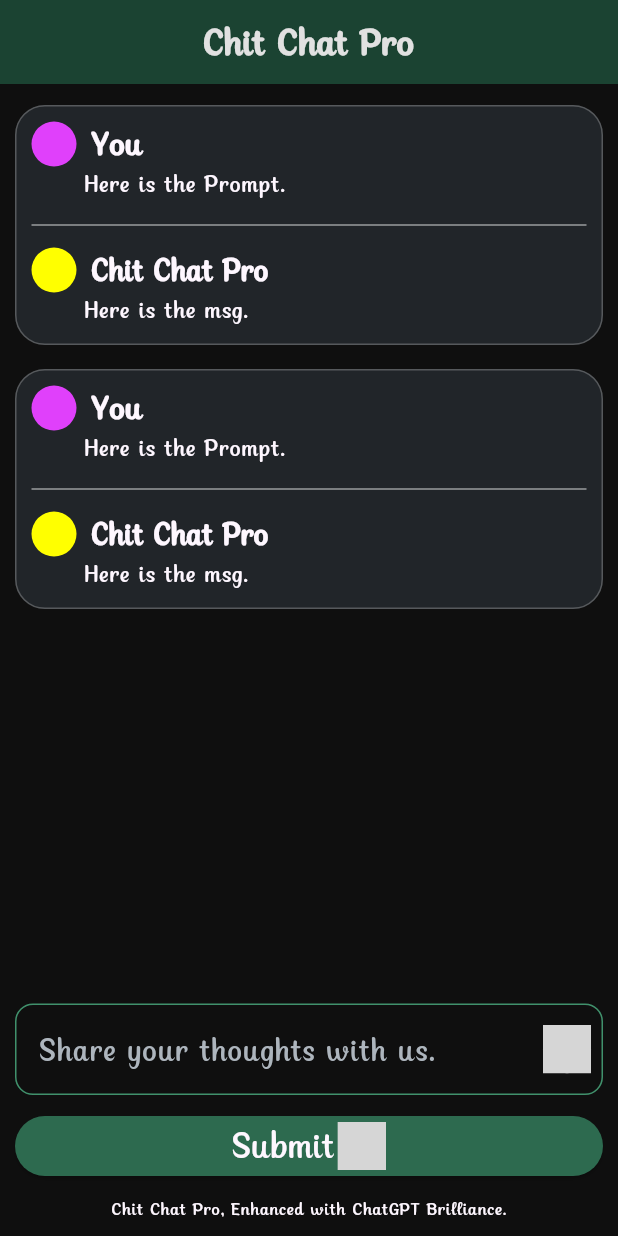
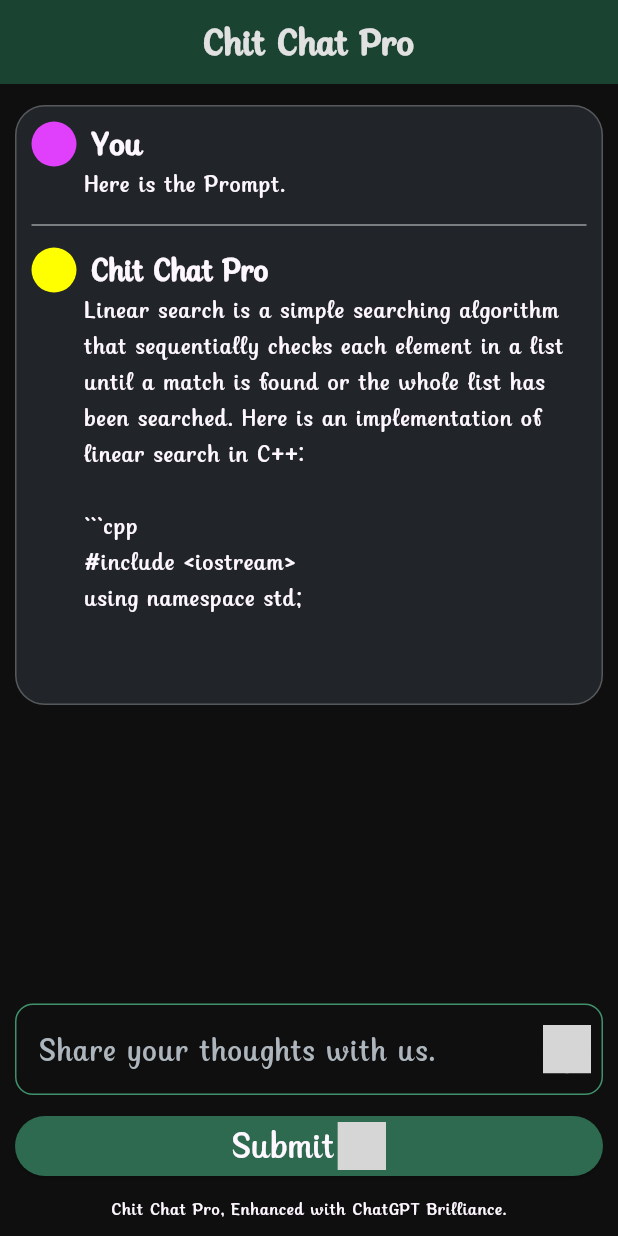
Before and after one commit to AkshatGupta-30/Chit-Chat-Pro--Flutter, a Flutter app: the screen it shows after launch, on a phone screen of 412 x 824 dp. Run offline on Flutter 3.47's test engine with Material 3 defaults, Android fonts, the phone set to English and light mode, and no system bars; our stand-ins replace flutter_dotenv, gap, get; missing offline and left inert: iconify_flutter_plus; grey boxes are pictures that could not be loaded.

Commit message:
Added api message response in content section

````diff
--- a/lib/src/controllers/chat_controller.dart
+++ b/lib/src/controllers/chat_controller.dart
@@ -1,7 +1,27 @@
+import 'package:chit_chat_pro/src/model/choice.dart';
 import 'package:flutter/material.dart';
 import 'package:get/get.dart';
 
 class ChatController extends GetxController {
   final isMainChat = true.obs;
   TextEditingController textController = TextEditingController();
+  final chat = <Choice>[].obs;
+
+  final jsonList = [
+    {
+      "index": 0,
+      "message": {
+        "role": "assistant",
+        "content": "Linear search is a simple searching algorithm that sequentially checks each element in a list until a match is found or the whole list has been searched. Here is an implementation of linear search in C++:\n\n```cpp\n#include <iostream>\nusing namespace std;\n\n"
+      },
+      "logprobs": null,
+      "finish_reason": "length"
+    },
+  ];
+
+  @override
+  void onInit() {
+    super.onInit();
+    chat.add(Choice.fromJson(jsonList.first));
+  }
 }
--- a/lib/src/pages/home_page.dart
+++ b/lib/src/pages/home_page.dart
@@ -19,7 +19,7 @@ class HomePage extends StatelessWidget {
             padding: EdgeInsets.only(top: 6),
             child: Column(
               children: [
-                PromptView(),
+                PromptView(controller),
                 Gap(20),
                 BottomView(controller)
               ],
--- a/lib/src/pages/main_view.dart
+++ b/lib/src/pages/main_view.dart
@@ -1,17 +1,21 @@
+import 'package:chit_chat_pro/src/controllers/chat_controller.dart';
+import 'package:chit_chat_pro/src/model/message.dart';
 import 'package:chit_chat_pro/utils/sections/prompt_content_section.dart';
 import 'package:flutter/material.dart';
 
 class PromptView extends StatelessWidget {
-  PromptView({super.key});
+  final ChatController controller;
+  PromptView(this.controller, {super.key});
 
   @override
   Widget build(BuildContext context) {
     return Flexible(
-      child: ListView( // TODO - Convert to builder
-        children: [
-          PromptContentSection(),
-          PromptContentSection(),
-        ],
+      child: ListView.builder(
+        itemCount: controller.chat.length,
+        itemBuilder: (context, index) {
+          Message message = controller.chat[index].message;
+          return PromptContentSection(message);
+        },
       ),
     );
   }
--- a/lib/utils/sections/content_section.dart
+++ b/lib/utils/sections/content_section.dart
@@ -1,8 +1,10 @@
+import 'package:chit_chat_pro/src/model/message.dart';
 import 'package:flutter/material.dart';
 import 'package:gap/gap.dart';
 
 class ContentSection extends StatelessWidget {
-  ContentSection({super.key});
+  final Message gptMessage;
+  ContentSection(this.gptMessage, {super.key});
 
   @override
   Widget build(BuildContext context) {
@@ -27,7 +29,7 @@ class ContentSection extends StatelessWidget {
           children: [
             SizedBox(width: 30,),
             Gap(5),
-            Expanded(child: Text('Here is the msg.', style: Theme.of(context).primaryTextTheme.bodyLarge,))
+            Expanded(child: Text(gptMessage.content, style: Theme.of(context).primaryTextTheme.bodyLarge,))
           ]
         )
       ],
--- a/lib/utils/sections/prompt_content_section.dart
+++ b/lib/utils/sections/prompt_content_section.dart
@@ -1,10 +1,12 @@
+import 'package:chit_chat_pro/src/model/message.dart';
 import 'package:chit_chat_pro/utils/sections/content_section.dart';
 import 'package:chit_chat_pro/utils/sections/prompt_section.dart';
 import 'package:flutter/material.dart';
 import 'package:gap/gap.dart';
 
 class PromptContentSection extends StatelessWidget {
-  PromptContentSection({super.key});
+  final Message gptMessage;
+  PromptContentSection(this.gptMessage, {super.key});
 
   @override
   Widget build(BuildContext context) {
@@ -20,7 +22,7 @@ class PromptContentSection extends StatelessWidget {
         children: [
           PromptSection(),
           Gap(7), Divider(color: Colors.white54,), Gap(7),
-          ContentSection()
+          ContentSection(gptMessage)
         ],
       )
     );
--- a/pubspec.yaml
+++ b/pubspec.yaml
@@ -14,6 +14,7 @@ dependencies:
   get: ^4.6.6
   http: ^1.2.1
   iconify_flutter_plus: ^1.0.3
+  super_string: ^1.0.3
 
 dev_dependencies:
   flutter_test:
````
Also changed, not shown: pubspec.lock.
